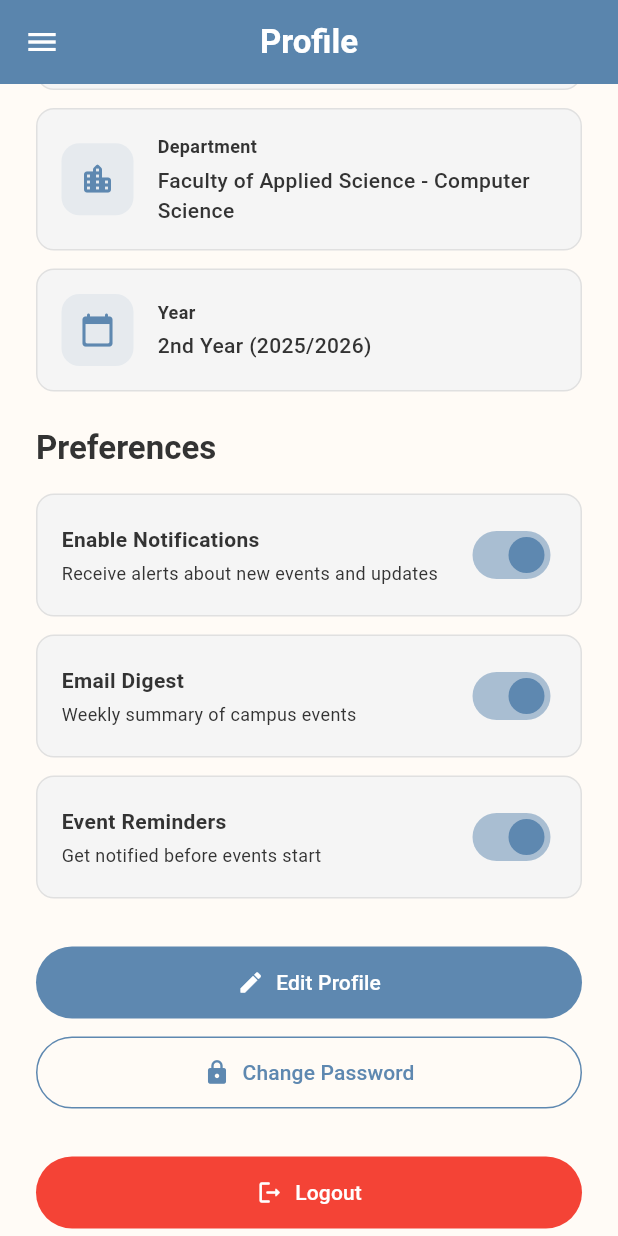
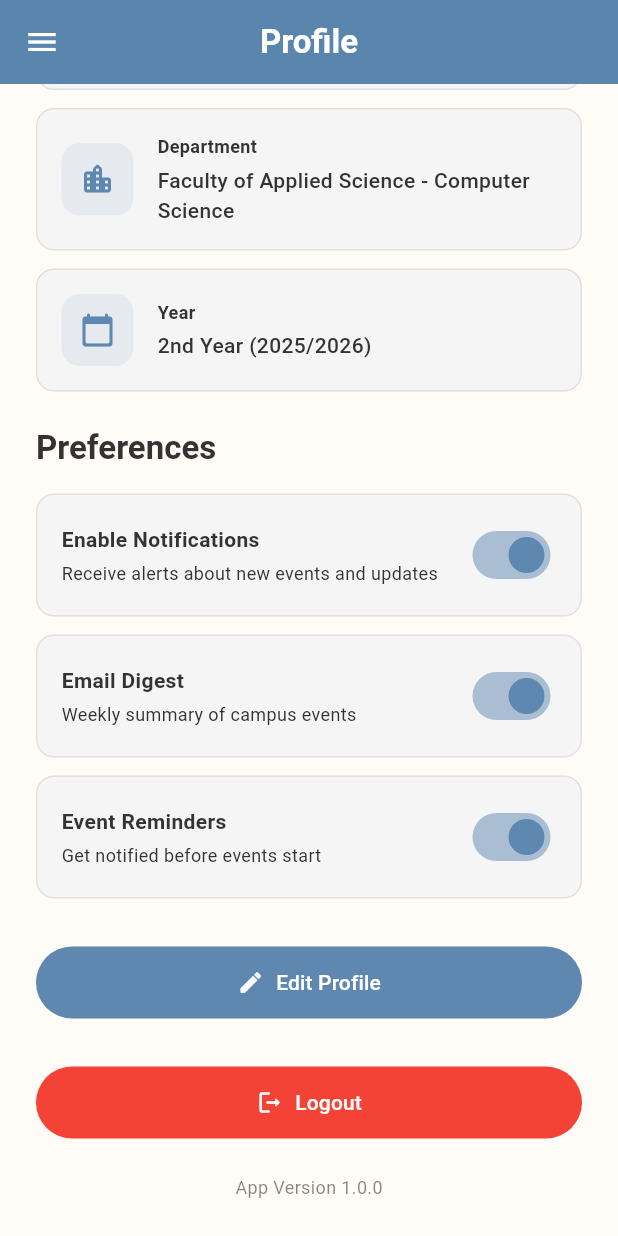
Before and after one commit to nigelberewere/campuseventsandtimetables, a Flutter app: the ProfilePage screen opened by its route, scrolled down 506 dp, on a phone screen of 412 x 824 dp. Run offline on Flutter 3.47's test engine with Material 3 defaults, Android fonts, the phone set to English and light mode, and no system bars.

Commit message:
Made changes to the profile page and users page

```diff
--- a/lib/pages/manage_users.dart
+++ b/lib/pages/manage_users.dart
@@ -115,16 +115,6 @@
           ),
         ],
       ),
-      floatingActionButton: FloatingActionButton.extended(
-        onPressed: () {
-          ScaffoldMessenger.of(context).showSnackBar(
-            const SnackBar(content: Text('Add user workflow coming soon.')),
-          );
-        },
-        backgroundColor: AppColors.blueMirage,
-        icon: const Icon(Icons.person_add_alt_1_rounded, color: AppColors.white),
-        label: const Text('Add User', style: TextStyle(color: AppColors.white)),
-      ),
     );
   }
 }
@@ -163,7 +153,10 @@
                 ),
               ),
               Container(
-                padding: const EdgeInsets.symmetric(horizontal: 10, vertical: 5),
+                padding: const EdgeInsets.symmetric(
+                  horizontal: 10,
+                  vertical: 5,
+                ),
                 decoration: BoxDecoration(
                   color: isActive
                       ? AppColors.success.withValues(alpha: 0.14)
@@ -182,11 +175,18 @@
             ],
           ),
           const SizedBox(height: 8),
-          Text(user['email'], style: const TextStyle(color: AppColors.darkGray)),
+          Text(
+            user['email'],
+            style: const TextStyle(color: AppColors.darkGray),
+          ),
           const SizedBox(height: 8),
           Row(
             children: [
-              const Icon(Icons.badge_rounded, size: 16, color: AppColors.blueMirage),
+              const Icon(
+                Icons.badge_rounded,
+                size: 16,
+                color: AppColors.blueMirage,
+              ),
               const SizedBox(width: 6),
               Text(
                 user['role'],
@@ -199,7 +199,9 @@
               TextButton(
                 onPressed: () {
                   ScaffoldMessenger.of(context).showSnackBar(
-                    const SnackBar(content: Text('Edit user workflow coming soon.')),
+                    const SnackBar(
+                      content: Text('Edit user workflow coming soon.'),
+                    ),
                   );
                 },
                 child: const Text('Edit'),
--- a/lib/pages/profile.dart
+++ b/lib/pages/profile.dart
@@ -14,6 +14,77 @@
   bool _notificationsEnabled = true;
   bool _emailDigest = true;
   bool _eventReminders = true;
+
+  // Edit mode state
+  bool _isEditing = false;
+
+  // User information state
+  String _name = 'Nigel Berewere';
+  String _studentId = 'CSC2024001';
+  String _email = 'n024212345@nust.students.ac.zw';
+  String _phone = '+263 700 000 000';
+  String _department = 'Faculty of Applied Science - Computer Science';
+  String _year = '2nd Year (2025/2026)';
+
+  // Controllers for text fields
+  late TextEditingController _nameController;
+  late TextEditingController _emailController;
+  late TextEditingController _phoneController;
+  late TextEditingController _departmentController;
+  late TextEditingController _yearController;
+
+  @override
+  void initState() {
+    super.initState();
+    _nameController = TextEditingController(text: _name);
+    _emailController = TextEditingController(text: _email);
+    _phoneController = TextEditingController(text: _phone);
+    _departmentController = TextEditingController(text: _department);
+    _yearController = TextEditingController(text: _year);
+  }
+
+  @override
+  void dispose() {
+    _nameController.dispose();
+    _emailController.dispose();
+    _phoneController.dispose();
+    _departmentController.dispose();
+    _yearController.dispose();
+    super.dispose();
+  }
+
+  void _toggleEditMode() {
+    setState(() {
+      if (_isEditing) {
+        // Save changes
+        _name = _nameController.text;
+        _email = _emailController.text;
+        _phone = _phoneController.text;
+        _department = _departmentController.text;
+        _year = _yearController.text;
+      } else {
+        // Reset controllers to current values
+        _nameController.text = _name;
+        _emailController.text = _email;
+        _phoneController.text = _phone;
+        _departmentController.text = _department;
+        _yearController.text = _year;
+      }
+      _isEditing = !_isEditing;
+    });
+  }
+
+  void _cancelEdit() {
+    setState(() {
+      // Reset controllers to original values
+      _nameController.text = _name;
+      _emailController.text = _email;
+      _phoneController.text = _phone;
+      _departmentController.text = _department;
+      _yearController.text = _year;
+      _isEditing = false;
+    });
+  }
 
   @override
   Widget build(BuildContext context) {
@@ -78,26 +149,63 @@
                     ),
                   ),
                   const SizedBox(height: 16),
-                  const Text(
-                    'Nigel Berewere',
-                    style: TextStyle(
+                  _isEditing
+                      ? TextField(
+                          controller: _nameController,
+                          style: const TextStyle(
+                            fontSize: 24,
+                            fontWeight: FontWeight.bold,
+                            color: AppColors.white,
+                          ),
+                          textAlign: TextAlign.center,
+                          decoration: const InputDecoration(
+                            border: OutlineInputBorder(),
+                            filled: true,
+                            fillColor: AppColors.white,
+                            contentPadding: EdgeInsets.symmetric(
+                              horizontal: 12,
+                              vertical: 8,
+                            ),
+                          ),
+                        )
+                      : Text(
+                          _name,
+                          style: const TextStyle(
                             fontSize: 24,
                             fontWeight: FontWeight.bold,
                             color: AppColors.white,
                           ),
                         ),
                   const SizedBox(height: 8),
-                  const Text(
-                    'Student ID: CSC2024001',
-                    style: TextStyle(
+                  Text(
+                    'Student ID: $_studentId',
+                    style: const TextStyle(
                       fontSize: 14,
                       color: AppColors.amberSmoke,
                     ),
                   ),
                   const SizedBox(height: 4),
-                  const Text(
-                    'Computer Science',
-                    style: TextStyle(
+                  _isEditing
+                      ? TextField(
+                          controller: _departmentController,
+                          style: const TextStyle(
+                            fontSize: 14,
+                            color: AppColors.amberSmoke,
+                          ),
+                          textAlign: TextAlign.center,
+                          decoration: const InputDecoration(
+                            border: OutlineInputBorder(),
+                            filled: true,
+                            fillColor: AppColors.white,
+                            contentPadding: EdgeInsets.symmetric(
+                              horizontal: 12,
+                              vertical: 8,
+                            ),
+                          ),
+                        )
+                      : Text(
+                          _department.split(' - ').last,
+                          style: const TextStyle(
                             fontSize: 14,
                             color: AppColors.amberSmoke,
                           ),
@@ -123,25 +231,33 @@
                   _buildInfoCard(
                     icon: Icons.email_rounded,
                     label: 'Email',
-                    value: 'n024212345@nust.students.ac.zw',
+                    value: _email,
+                    controller: _emailController,
+                    isEditing: _isEditing,
                   ),
                   const SizedBox(height: 12),
                   _buildInfoCard(
                     icon: Icons.phone_rounded,
                     label: 'Phone',
-                    value: '+263 700 000 000',
+                    value: _phone,
+                    controller: _phoneController,
+                    isEditing: _isEditing,
                   ),
                   const SizedBox(height: 12),
                   _buildInfoCard(
                     icon: Icons.location_city_rounded,
                     label: 'Department',
-                    value: 'Faculty of Applied Science - Computer Science',
+                    value: _department,
+                    controller: _departmentController,
+                    isEditing: _isEditing,
                   ),
                   const SizedBox(height: 12),
                   _buildInfoCard(
                     icon: Icons.calendar_today_rounded,
                     label: 'Year',
-                    value: '2nd Year (2025/2026)',
+                    value: _year,
+                    controller: _yearController,
+                    isEditing: _isEditing,
                   ),
                   const SizedBox(height: 24),
                   Text(
@@ -185,17 +301,43 @@
                     },
                   ),
                   const SizedBox(height: 32),
+                  if (_isEditing) ...[
+                    Row(
+                      children: [
+                        Expanded(
+                          child: OutlinedButton.icon(
+                            onPressed: _cancelEdit,
+                            icon: const Icon(Icons.cancel_rounded),
+                            label: const Text('Cancel'),
+                            style: OutlinedButton.styleFrom(
+                              foregroundColor: AppColors.blueMirage,
+                              side: const BorderSide(
+                                color: AppColors.blueMirage,
+                              ),
+                              padding: const EdgeInsets.symmetric(vertical: 14),
+                            ),
+                          ),
+                        ),
+                        const SizedBox(width: 12),
+                        Expanded(
+                          child: FilledButton.icon(
+                            onPressed: _toggleEditMode,
+                            icon: const Icon(Icons.save_rounded),
+                            label: const Text('Save'),
+                            style: FilledButton.styleFrom(
+                              backgroundColor: AppColors.blueMirage,
+                              foregroundColor: AppColors.white,
+                              padding: const EdgeInsets.symmetric(vertical: 14),
+                            ),
+                          ),
+                        ),
+                      ],
+                    ),
+                  ] else ...[
                     SizedBox(
                       width: double.infinity,
                       child: FilledButton.tonalIcon(
-                      onPressed: () {
-                        ScaffoldMessenger.of(context).showSnackBar(
-                          const SnackBar(
-                            content: Text('Edit Profile feature coming soon!'),
-                            duration: Duration(seconds: 2),
-                          ),
-                        );
-                      },
+                        onPressed: _toggleEditMode,
                         icon: const Icon(Icons.edit_rounded),
                         label: const Text('Edit Profile'),
                         style: FilledButton.styleFrom(
@@ -205,27 +347,7 @@
                         ),
                       ),
                     ),
-                  const SizedBox(height: 12),
-                  SizedBox(
-                    width: double.infinity,
-                    child: OutlinedButton.icon(
-                      onPressed: () {
-                        ScaffoldMessenger.of(context).showSnackBar(
-                          const SnackBar(
-                            content: Text('Change Password feature coming soon!'),
-                            duration: Duration(seconds: 2),
-                          ),
-                        );
-                      },
-                      icon: const Icon(Icons.lock_rounded),
-                      label: const Text('Change Password'),
-                      style: OutlinedButton.styleFrom(
-                        foregroundColor: AppColors.blueMirage,
-                        side: const BorderSide(color: AppColors.blueMirage),
-                        padding: const EdgeInsets.symmetric(vertical: 14),
-                      ),
-                    ),
-                  ),
+                  ],
                   const SizedBox(height: 32),
                   SizedBox(
                     width: double.infinity,
@@ -235,7 +357,9 @@
                           context: context,
                           builder: (context) => AlertDialog(
                             title: const Text('Logout'),
-                            content: const Text('Are you sure you want to logout?'),
+                            content: const Text(
+                              'Are you sure you want to logout?',
+                            ),
                             actions: [
                               TextButton(
                                 onPressed: () => Navigator.pop(context),
@@ -290,6 +414,8 @@
     required IconData icon,
     required String label,
     required String value,
+    TextEditingController? controller,
+    bool isEditing = false,
   }) {
     return Container(
       padding: const EdgeInsets.all(16),
@@ -308,11 +434,7 @@
               borderRadius: BorderRadius.circular(12),
             ),
             child: Center(
-              child: Icon(
-                icon,
-                color: AppColors.blueMirage,
-                size: 24,
-              ),
+              child: Icon(icon, color: AppColors.blueMirage, size: 24),
             ),
           ),
           const SizedBox(width: 16),
@@ -329,7 +451,24 @@
                   ),
                 ),
                 const SizedBox(height: 4),
-                Text(
+                isEditing && controller != null
+                    ? TextField(
+                        controller: controller,
+                        style: const TextStyle(
+                          fontSize: 14,
+                          color: AppColors.darkGray,
+                          fontWeight: FontWeight.w500,
+                        ),
+                        decoration: const InputDecoration(
+                          border: OutlineInputBorder(),
+                          contentPadding: EdgeInsets.symmetric(
+                            horizontal: 8,
+                            vertical: 4,
+                          ),
+                          isDense: true,
+                        ),
+                      )
+                    : Text(
                         value,
                         style: const TextStyle(
                           fontSize: 14,
```
Also changed, not shown: 1 other file. Lines whose indentation alone changed are shown as unchanged.
